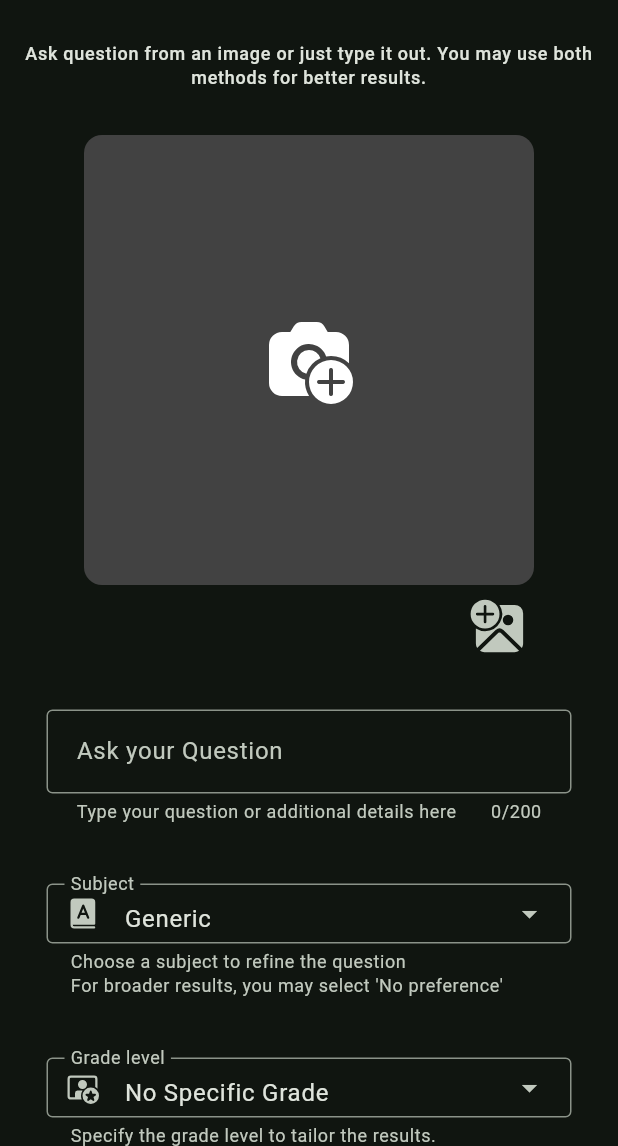
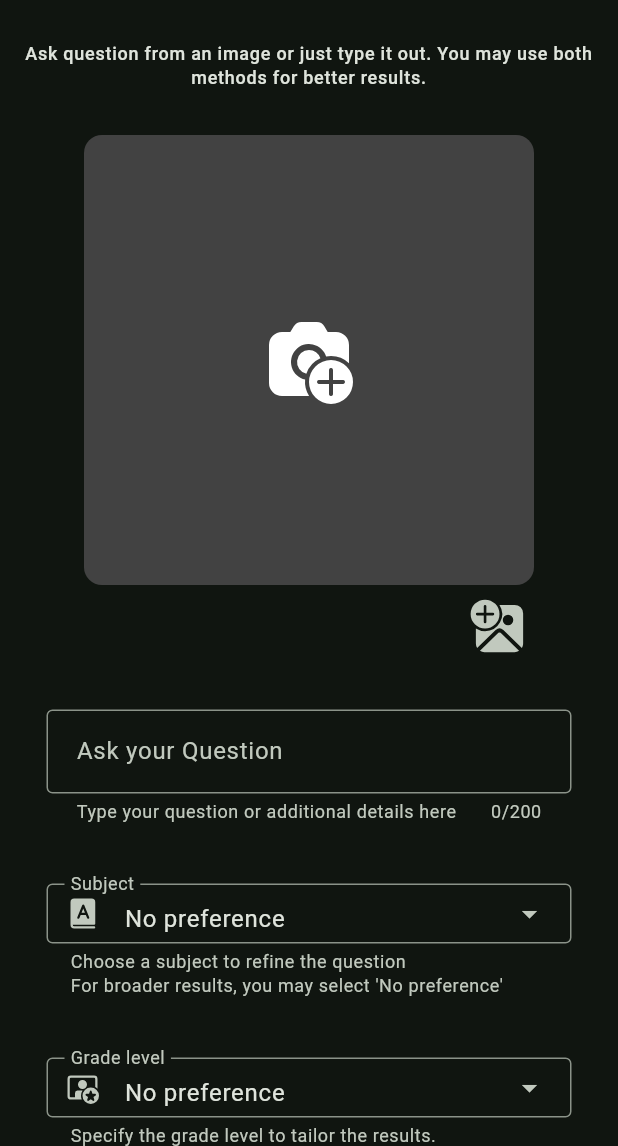
Before and after one commit to HarshNarayanJha/Insta-Solve, a Flutter app: the screen it shows after launch, after a tap on "Ask Question", on a phone screen of 412 x 824 dp, the part 90-1236 px from its top. Run offline on Flutter 3.47's test engine with Material 3 defaults, Android fonts, the phone set to English and light mode, and no system bars; our stand-ins replace animated_text_kit, fluentui_system_icons, flutter_secure_storage, google_fonts, google_generative_ai, hive and 6 more; missing offline and left inert: flutter_tex; accounts and stored records are empty.

Commit message:
UI/UX tweaks

```diff
--- a/lib/data/util_data.dart
+++ b/lib/data/util_data.dart
@@ -1,6 +1,8 @@
 enum Prompt {
-  genericPhoto,
-  generic,
+  // ignore: constant_identifier_names
+  no_preferencePhoto,
+  // ignore: constant_identifier_names
+  no_preference,
   math,
   social,
   english,
@@ -15,9 +17,9 @@ enum Prompt {
 
 class UtilData {
   static const List<String> grades = [
-    // first is always no grade
-    'No Specific Grade',
-    'Pre 1',
+    // first is always no preference
+    'No preference',
+    'kindergarten',
     '1',
     '2',
     '3',
@@ -41,11 +43,11 @@ class UtilData {
   }
 
   static Map<Prompt, String> prompts = {
-    Prompt.genericPhoto:
+    Prompt.no_preferencePhoto:
         """Solve the question in the photo along with the prompt. You are not supposed to ask any other questions besides the provided image.
         $onlyStudies
         Solve the problem and always respond with the answer in markdown with math support. Respond only with the answer. Make use of emojis""",
-    Prompt.generic:
+    Prompt.no_preference:
         """Solve the question that will be asked. You are not supposed to ask any other questions besides what is provided.
         $onlyStudies
         Solve the problem and always respond with the answer in markdown with math support. Respond only with the answer. Make use of emojis""",
@@ -109,7 +111,7 @@ class UtilData {
   };
 
   static const qtypes = [
-    Prompt.generic,
+    Prompt.no_preference,
     Prompt.math,
     Prompt.physics,
     Prompt.chemistry,
@@ -128,7 +130,7 @@ class UtilData {
 
 extension ToTitle on String {
   String toTitleCase() {
-    return this[0].toUpperCase() + substring(1);
+    return (this[0].toUpperCase() + substring(1)).replaceAll("_", " ");
   }
 }
 
--- a/lib/pages/answer_page.dart
+++ b/lib/pages/answer_page.dart
@@ -137,15 +137,15 @@ class _AnswerPageState extends State<AnswerPage> {
     late final List<Content> content = [];
 
     // first add the base prompt based on subject
-    if (subject == Prompt.generic) {
-      subject = (img != null) ? Prompt.genericPhoto : Prompt.generic;
+    if (subject == Prompt.no_preference) {
+      subject = (img != null) ? Prompt.no_preferencePhoto : Prompt.no_preference;
     }
 
     // add the base prompt
     content.add(Content.text(UtilData.prompts[subject]!));
 
     Content? gradePrompt;
-    // the first grade is No specific grade, so set
+    // the first grade is No Preference, so set
     if (grade != UtilData.grades.first) {
       gradePrompt = Content.text(UtilData.getGradeString(grade));
     }
@@ -402,7 +402,7 @@ class _AnswerPageState extends State<AnswerPage> {
               behavior: SnackBarBehavior.floating,
               content: const Text("Saved to Library."),
               action: SnackBarAction(
-                  label: "Delete",
+                  label: "Undo",
                   onPressed: () async {
                     await HiveManager.deleteAnswer(answerKey);
                     setState(() {
--- a/lib/widgets/empty_home_widget.dart
+++ b/lib/widgets/empty_home_widget.dart
@@ -20,7 +20,7 @@ class EmptyHomeWidget extends StatelessWidget {
         ),
         const SizedBox(height: 50),
         Text(
-          "Start scanning to save your answers",
+          "No Saved Answers. Tap the button below to ask a question",
           style: Theme.of(context).textTheme.titleLarge?.copyWith(fontWeight: FontWeight.w700),
           textAlign: TextAlign.center,
         ),
```
